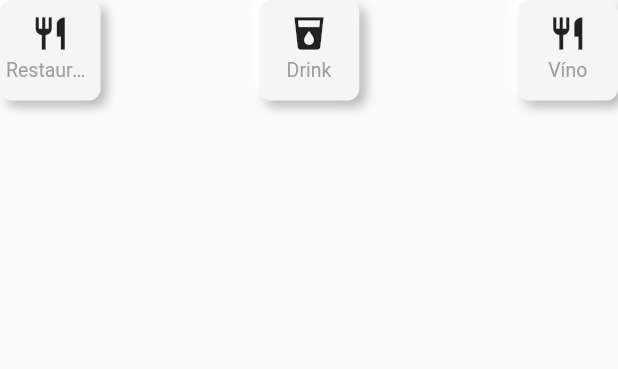
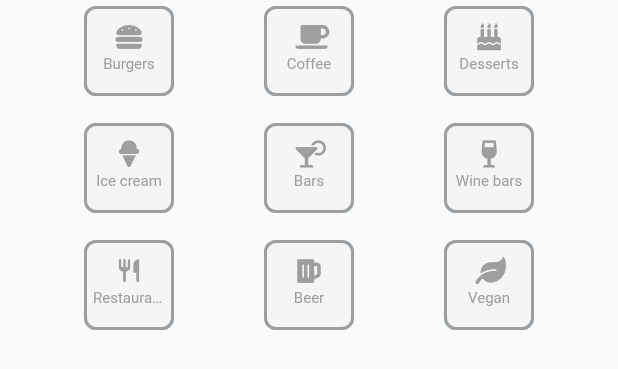
Before and after one commit to vaclavskorpil/geosocial, a Flutter app: the Categories widget shown alone on an empty page, opened directly, on a phone screen of 412 x 824 dp. Shown: the top 369 px of the screen. Run offline on Flutter 3.47's test engine with Material 2 defaults, Android fonts, the phone set to English and light mode, and no system bars; our stand-ins replace auto_route, bloc, connectivity, dartz, dio, equatable and 14 more; missing offline and left inert: artemis, gql, gql_dio_link; accounts and stored records are empty; generated files the repository leaves out were written again; statements that could not run were skipped.

Commit message:
Feat: changed filter category card, added categories, added use my location toggle button

```diff
--- a/lib/common/constants/dimens.dart
+++ b/lib/common/constants/dimens.dart
@@ -1,4 +1,3 @@
-
 class Dimens {
   Dimens._();
 
@@ -13,9 +12,9 @@ class Dimens {
   static const inputFieldHeight = 40.0;
   static const inputFieldTrailingIconPaddingRight = 40.0;
 
-  static const iconSizeSmall = 16.0;
+  static const iconSizeSmall = 18.0;
   static const iconSizeNormal = 24.0;
 
   static const textFontSizeNormal = 16.0;
-  static const textFontSizeSmall = 12.0;
+  static const textFontSizeSmall = 10.0;
 }
--- a/lib/data_layer/entities/filter_dto.dart
+++ b/lib/data_layer/entities/filter_dto.dart
@@ -43,7 +43,7 @@ abstract class FilterDTO with _$FilterDTO {
   String categoriesString() {
     var result = "";
     categories.forEach((element) {
-      result = "$result, ${element.title}";
+      result = "$result, ${element.alias}";
     });
     return result;
   }
--- a/lib/presentation/detail/business_detail_page.dart
+++ b/lib/presentation/detail/business_detail_page.dart
@@ -15,6 +15,7 @@ class BusinessDetailPage extends StatelessWidget {
 
   Widget _handleServerFailure(ServerFailure failure) {
     final text = failure.when(
+      noPoiFound: () => "",
       serverError: () => "Opps. Somthing went wrong",
       noInternetConnection: () => "You do not have internet connection",
     );
--- a/lib/presentation/filter/category_card.dart
+++ b/lib/presentation/filter/category_card.dart
@@ -3,37 +3,43 @@ import 'package:flutter_bloc/flutter_bloc.dart';
 import 'package:geosocial/common/constants/dimens.dart';
 import 'package:geosocial/data_layer/entities/category.dart';
 import 'package:geosocial/domain/fitler/filter_cubit.dart';
-
-import 'neoumorphic_toggle_button.dart';
+import 'package:geosocial/presentation/styled_widgets/styled_togleable_card.dart';
 
 class CategoryCard extends StatelessWidget {
-  final _size = 67.0;
-  final Category _category;
-  final IconData _icon;
+  final _size = 60.0;
+  final Category category;
+  final IconData icon;
   final key = UniqueKey();
-  CategoryCard(this._category, this._icon);
+  CategoryCard({
+    @required this.category,
+    @required this.icon,
+  });
+
+  Widget content({double animation, Color color}) {
+    return TextAndIcon(
+      color: color,
+      animation: animation,
+      icon: icon,
+      text: category.title,
+    );
+  }
 
   @override
   Widget build(BuildContext context) {
-    return Builder(
-      builder: (context) {
-        final isToggled = context.select((FilterCubit cubit) =>
-            cubit.state.filter.categories.contains(_category));
-        return NeumorphicToggleButton(
-          key: key,
+    return BlocBuilder<FilterCubit, FilterState>(
+      builder: (context, state) {
+        final isToggled = state.filter.categories.contains(category);
+
+        return BlueToggleableCard(
           size: _size,
-          content: (double elevation, double negativeElevation) => TextAndIcon(
-              icon: _icon,
-              shadowBlurAnimation: elevation,
-              innerShadowAnimation: negativeElevation,
-              category: _category),
-          toggled: isToggled,
+          content: content,
+          isToggled: isToggled,
           onPressed: (isToggled) {
             var filterCubit = context.read<FilterCubit>();
             if (isToggled) {
-              filterCubit.removeCategory(_category);
+              filterCubit.removeCategory(category);
             } else {
-              filterCubit.addCategory(_category);
+              filterCubit.addCategory(category);
             }
           },
         );
@@ -45,20 +51,16 @@ class CategoryCard extends StatelessWidget {
 class TextAndIcon extends StatelessWidget {
   const TextAndIcon({
     Key key,
-    @required IconData icon,
-    @required double shadowBlurAnimation,
-    @required double innerShadowAnimation,
-    @required Category category,
-  })  : _icon = icon,
-        _shadowBlurAnimation = shadowBlurAnimation,
-        _innerShadowAnimation = innerShadowAnimation,
-        _category = category,
-        super(key: key);
+    @required  this.icon,
+    @required  this.animation,
+    @required  this.color,
+    @required  this.text,
+  }) : super(key: key);
 
-  final IconData _icon;
-  final double _shadowBlurAnimation;
-  final double _innerShadowAnimation;
-  final Category _category;
+  final IconData icon;
+  final double animation;
+  final Color color;
+  final String text;
 
   @override
   Widget build(BuildContext context) {
@@ -66,22 +68,19 @@ class TextAndIcon extends StatelessWidget {
       mainAxisAlignment: MainAxisAlignment.center,
       children: [
         Icon(
-          _icon,
-          size: Dimens.iconSizeNormal +
-              2 * _shadowBlurAnimation -
-              2 * _innerShadowAnimation,
+          icon,
+          size: Dimens.iconSizeSmall + animation * 7,
+          color: color,
         ),
         Padding(
           padding: const EdgeInsets.all(4.0),
           child: Text(
-            _category.title,
+            text,
             maxLines: 1,
             overflow: TextOverflow.ellipsis,
             style: TextStyle(
-              fontSize: Dimens.textFontSizeSmall +
-                  _shadowBlurAnimation -
-                  _innerShadowAnimation,
-            ),
+                fontSize: Dimens.textFontSizeSmall + animation * 3,
+                color: color),
           ),
         ),
       ],
--- a/lib/presentation/filter/filter_dialog.dart
+++ b/lib/presentation/filter/filter_dialog.dart
@@ -8,20 +8,21 @@ import 'package:geosocial/domain/fitler/filter_cubit.dart';
 import 'package:geosocial/domain/poi/poi_cubit.dart';
 
 import 'package:geosocial/presentation/filter/category_card.dart';
+import 'package:geosocial/presentation/filter/use_my_location.dart';
 import 'package:geosocial/presentation/styled_widgets/styled_outlined_button.dart';
 import 'package:geosocial/presentation/styled_widgets/styled_snackbar.dart';
 import 'package:geosocial/presentation/styled_widgets/styled_textfield.dart';
 
 import 'package:geosocial/presentation/theme/my_colors.dart';
 import 'package:vibration/vibration.dart';
+import 'package:font_awesome_flutter/font_awesome_flutter.dart';
 
 class FilterDialog extends StatelessWidget {
-  final inputFieldPadding = const EdgeInsets.fromLTRB(
-      0, Dimens.paddingDefault, 0, Dimens.paddingDefault);
-
   @override
   Widget build(BuildContext context) {
     return Dialog(
+      clipBehavior: Clip.none,
+      shape: RoundedRectangleBorder(borderRadius: BorderRadius.circular(16)),
       child: BlocProvider<FilterCubit>(
         create: (context) => injector<FilterCubit>(),
         child: MultiBlocListener(
@@ -88,6 +89,7 @@ class LocationInput extends StatelessWidget {
     return Stack(
       children: [
         Row(
+          crossAxisAlignment: CrossAxisAlignment.start,
           children: [
             Expanded(
               child: Builder(
@@ -114,18 +116,7 @@ class LocationInput extends StatelessWidget {
               ),
             ),
             const SizedBox(width: 10),
-            Builder(
-              builder: (context) {
-                var isLocationSelected = context.select(
-                    (FilterCubit cubit) => cubit.state.filter.useMyLocation);
-                //todo remve checkbox and put here togleable button
-                return Checkbox(
-                    value: isLocationSelected,
-                    onChanged: (value) {
-                      context.read<FilterCubit>()..useMyLocation(value);
-                    });
-              },
-            ),
+            UseMyLocationCard(),
           ],
         ),
         Positioned(
@@ -261,58 +252,58 @@ class Categories extends StatelessWidget {
     return Column(
       children: [
         Row(
-          mainAxisAlignment: MainAxisAlignment.spaceBetween,
+          mainAxisAlignment: MainAxisAlignment.spaceEvenly,
           children: [
             CategoryCard(
-              Category("Restaurace", "rest"),
-              Icons.restaurant,
+              category: Category("Burgers", "burgers"),
+              icon: FontAwesomeIcons.hamburger,
             ),
             CategoryCard(
-              Category("Drink", "rest"),
-              Icons.local_drink,
+              category: Category("Coffee", "coffee"),
+              icon: FontAwesomeIcons.coffee,
             ),
             CategoryCard(
-              Category("Víno", "rest"),
-              Icons.restaurant,
+              category: Category("Desserts", "deserts"),
+              icon: FontAwesomeIcons.birthdayCake,
             ),
           ],
         ),
         const SizedBox(height: 10),
-        // Row(
-        //   mainAxisAlignment: MainAxisAlignment.spaceBetween,
-        //   children: [
-        //     CategoryCard(
-        //       Category("Restaurace", "rest"),
-        //       Icons.restaurant,
-        //     ),
-        //     CategoryCard(
-        //       Category("Drink", "rest"),
-        //       Icons.local_drink,
-        //     ),
-        //     CategoryCard(
-        //       Category("Víno", "rest"),
-        //       Icons.restaurant,
-        //     ),
-        //   ],
-        // ),
-        // const SizedBox(height: 10),
-        // Row(
-        //   mainAxisAlignment: MainAxisAlignment.spaceBetween,
-        //   children: [
-        //     CategoryCard(
-        //       Category("Restaurace", "rest"),
-        //       Icons.restaurant,
-        //     ),
-        //     CategoryCard(
-        //       Category("Drink", "rest"),
-        //       Icons.local_drink,
-        //     ),
-        //     CategoryCard(
-        //       Category("Víno", "rest"),
-        //       Icons.restaurant,
-        //     ),
-        //   ],
-        // )
+        Row(
+          mainAxisAlignment: MainAxisAlignment.spaceEvenly,
+          children: [
+            CategoryCard(
+              category: Category("Ice cream", "icecream"),
+              icon: FontAwesomeIcons.iceCream,
+            ),
+            CategoryCard(
+              category: Category("Bars", "bars"),
+              icon: FontAwesomeIcons.cocktail,
+            ),
+            CategoryCard(
+              category: Category("Wine bars", "winebars"),
+              icon: FontAwesomeIcons.wineGlassAlt,
+            ),
+          ],
+        ),
+        const SizedBox(height: 10),
+        Row(
+          mainAxisAlignment: MainAxisAlignment.spaceEvenly,
+          children: [
+            CategoryCard(
+              category: Category("Restaurants", "restaurants"),
+              icon: Icons.restaurant,
+            ),
+            CategoryCard(
+              category: Category("Beer", "beergarden"),
+              icon: FontAwesomeIcons.beer,
+            ),
+            CategoryCard(
+              category: Category("Vegan", "vegan"),
+              icon: FontAwesomeIcons.leaf,
+            ),
+          ],
+        ),
       ],
     );
   }
--- a/lib/presentation/filter/neoumorphic_toggle_button.dart
+++ /dev/null
@@ -1,230 +0,0 @@
-import 'package:flutter/material.dart';
-import 'package:geosocial/common/constants/dimens.dart';
-import 'package:geosocial/presentation/theme/my_colors.dart';
-
-typedef Widget NeumorficAnimatedWidget(
-    double elevation, double negativeElevation);
-
-class NeumorphicToggleButton extends StatefulWidget {
-  final double size;
-  final NeumorficAnimatedWidget content;
-  final bool toggled;
-  final Function(bool) onPressed;
-
-
-
-  NeumorphicToggleButton(
-    {Key key, this.size, this.content, this.toggled, this.onPressed,})
-      : super(key: key);
-
-  @override
-  _NeumorphicToggleButtonState createState() =>
-      _NeumorphicToggleButtonState(size, content, this.toggled, this.onPressed);
-}
-
-class _NeumorphicToggleButtonState extends State<NeumorphicToggleButton>
-    with SingleTickerProviderStateMixin {
-  final double _size;
-  final NeumorficAnimatedWidget _content;
-  _NeumorphicToggleButtonState(
-      this._size, this._content, this._isToggled, this._onPressed);
-
-  bool _isToggled;
-  final Function _onPressed;
-
-  AnimationController _controller;
-  Animation _shadowBlurAnimation;
-  Animation _innerShadowAnimation;
-  Animation _colorAnimation;
-  Animation _colorWhiteAnimation;
-  static const Curve _curve = Curves.easeInCubic;
-
-  @override
-  void initState() {
-    super.initState();
-    _controller = AnimationController(
-      duration: Duration(milliseconds: 250),
-      vsync: this,
-    );
-
-    _initAnimations();
-
-     _isToggled ? _controller.forward() : _controller.reverse();
-
-  }
-
-  @override
-  Widget build(BuildContext context) {
-    return GestureDetector(
-      onTap: () {
-        !_isToggled ? _controller.forward() : _controller.reverse();
-        _onPressed(_isToggled);
-        _isToggled = !_isToggled;
-      },
-      child: AnimatedBuilder(
-        animation: _controller,
-        builder: (context, child) => Stack(
-          alignment: Alignment.center,
-          children: [
-            if (_shadowBlurAnimation.value > 0.1)
-              _OuterShadow(
-                  size: _size, shadowBlurAnimation: _shadowBlurAnimation),
-            if (_innerShadowAnimation.value > 0.0)
-              _InnerShadow(
-                  size: _size,
-                  colorAnimation: _colorAnimation,
-                  colorWhiteAnimation: _colorWhiteAnimation),
-            Container(
-              width: _size,
-              height: _size,
-              child: _content(
-                  _shadowBlurAnimation.value, _innerShadowAnimation.value),
-            )
-          ],
-        ),
-      ),
-    );
-  }
-
-
-
-  void _initAnimations() {
-    _shadowBlurAnimation =
-        Tween<double>(begin: 1.0, end: 0.0).animate(CurvedAnimation(
-      parent: _controller,
-      curve: const Interval(
-        0,
-        0.5,
-        curve: _curve,
-      ),
-    ));
-
-    _innerShadowAnimation =
-        Tween<double>(begin: 0, end: 1.0).animate(CurvedAnimation(
-      parent: _controller,
-      curve: Interval(
-        0.5,
-        1,
-        curve: _curve.flipped,
-      ),
-    ));
-
-    _colorAnimation =
-        ColorTween(begin: MyColors.backgroundWhite, end: Colors.grey.shade400)
-            .animate(CurvedAnimation(
-      parent: _controller,
-      curve: Interval(
-        0.5,
-        1,
-        curve: _curve.flipped,
-      ),
-    ));
-
-    _colorWhiteAnimation =
-        ColorTween(begin: MyColors.backgroundWhite, end: Colors.white)
-            .animate(CurvedAnimation(
-      parent: _controller,
-      curve: Interval(
-        0.5,
-        1,
-        curve: _curve.flipped,
-      ),
-    ));
-  }
-}
-
-class _OuterShadow extends StatelessWidget {
-  const _OuterShadow({
-    Key key,
-    @required double size,
-    @required Animation shadowBlurAnimation,
-  })  : _size = size,
-        _shadowBlurAnimation = shadowBlurAnimation,
-        super(key: key);
-
-  final double _size;
-  final Animation _shadowBlurAnimation;
-
-  @override
-  Widget build(BuildContext context) {
-    return Container(
-      width: _size,
-      height: _size,
-      decoration: BoxDecoration(
-        color: MyColors.backgroundWhite,
-        borderRadius: const BorderRadius.all(
-          const Radius.circular(8.0),
-        ),
-        boxShadow: [
-          BoxShadow(
-            color: Colors.black26,
-            blurRadius: 5 * _shadowBlurAnimation.value,
-            spreadRadius: 0 * _shadowBlurAnimation.value,
-            offset: Offset(
-              4 * _shadowBlurAnimation.value,
-              4 * _shadowBlurAnimation.value,
-            ),
-          ),
-          BoxShadow(
-            color: Colors.white,
-            blurRadius: 5 * _shadowBlurAnimation.value,
-            spreadRadius: 0 * _shadowBlurAnimation.value,
-            offset: -Offset(
-              4 * _shadowBlurAnimation.value,
-              4 * _shadowBlurAnimation.value,
-            ),
-          )
-        ],
-      ),
-    );
-  }
-}
-
-class _InnerShadow extends StatelessWidget {
-  const _InnerShadow({
-    Key key,
-    @required double size,
-    @required Animation colorAnimation,
-    @required Animation colorWhiteAnimation,
-  })  : _size = size,
-        _colorAnimation = colorAnimation,
-        _colorWhiteAnimation = colorWhiteAnimation,
-        super(key: key);
-
-  final double _size;
-  final Animation _colorAnimation;
-  final Animation _colorWhiteAnimation;
-
-  @override
-  Widget build(BuildContext context) {
-    return ClipRRect(
-      borderRadius: const BorderRadius.all(
-        const Radius.circular(Dimens.textFieldCornerRadius),
-      ),
-      child: Container(
-        width: _size,
-        height: _size,
-        decoration: BoxDecoration(
-          borderRadius: const BorderRadius.all(
-            const Radius.circular(Dimens.textFieldCornerRadius),
-          ),
-          boxShadow: [
-            BoxShadow(
-              color: _colorAnimation.value,
-              blurRadius: 3,
-              spreadRadius: 1,
-              offset: const Offset(0, 0),
-            ),
-            BoxShadow(
-              color: _colorWhiteAnimation.value,
-              blurRadius: 6,
-              offset: Offset(2.5, 2.5),
-            )
-          ],
-        ),
-      ),
-    );
-  }
-
-
-}
--- /dev/null
+++ b/lib/presentation/filter/use_my_location.dart
@@ -0,0 +1,38 @@
+import 'package:flutter/cupertino.dart';
+import 'package:flutter/material.dart';
+import 'package:flutter_bloc/flutter_bloc.dart';
+import 'package:geosocial/common/constants/dimens.dart';
+import 'package:geosocial/domain/fitler/filter_cubit.dart';
+import 'package:geosocial/presentation/styled_widgets/styled_togleable_card.dart';
+
+class UseMyLocationCard extends StatelessWidget {
+  final _size = 30.0;
+
+  Widget content({double animation, Color color}) {
+    return Icon(
+      Icons.my_location,
+      color: color,
+      size: Dimens.iconSizeSmall + animation * 5,
+    );
+  }
+
+  @override
+  Widget build(BuildContext context) {
+    return BlocBuilder<FilterCubit, FilterState>(
+      buildWhen: (old, current) =>
+          old.filter.useMyLocation != current.filter.useMyLocation,
+      builder: (context, state) {
+        return BlueToggleableCard(
+          borderWidth: 1,
+          size: _size,
+          content: content,
+          isToggled: state.filter.useMyLocation,
+          onPressed: (isToggled) {
+            var filterCubit = context.read<FilterCubit>();
+            filterCubit.useMyLocation(!isToggled);
+          },
+        );
+      },
+    );
+  }
+}
--- a/lib/presentation/home/home_page.dart
+++ b/lib/presentation/home/home_page.dart
@@ -13,6 +13,7 @@ class HomePage extends StatelessWidget {
       child: BlocProvider<POICubit>(
         create: (context) => injector<POICubit>(),
         child: Scaffold(
+          resizeToAvoidBottomInset: false,
           appBar: MyAppbar(),
           body: Stack(
             children: [
--- a/lib/presentation/map/map_page.dart
+++ b/lib/presentation/map/map_page.dart
@@ -71,6 +71,7 @@ class MapsPage extends StatelessWidget {
             listenWhen: _hasFailure,
             listener: _handleFailure,
             child: Stack(
+
               children: [
                 BlocConsumer<MapCubit, MapState>(
                     listenWhen: _cameraPositionChanged,
@@ -78,6 +79,7 @@ class MapsPage extends StatelessWidget {
                     buildWhen: (_, newState) => !newState.isLoading,
                     builder: (context, state) {
                       return GoogleMap(
+
                         mapType: MapType.normal,
                         initialCameraPosition: CameraPosition(
                           target: state.cameraPosition,
--- /dev/null
+++ b/lib/presentation/styled_widgets/styled_togleable_card.dart
@@ -0,0 +1,35 @@
+import 'package:flutter/material.dart';
+import 'package:geosocial/presentation/theme/my_colors.dart';
+import 'package:geosocial/presentation/widgets/toggleable_card.dart';
+
+class BlueToggleableCard extends StatelessWidget {
+  final double size;
+  final bool isToggled;
+  final Function(bool) onPressed;
+  final AnimatedCardContent content;
+  final double borderWidth;
+
+  BlueToggleableCard({
+    @required this.size,
+    @required this.content,
+    @required this.isToggled,
+    @required this.onPressed,
+    this.borderWidth = 2,
+  });
+  @override
+  Widget build(BuildContext context) {
+    return ToggleableCard(
+      key: key,
+      size: size,
+      isToggled: isToggled,
+      borderColor: Colors.grey,
+      startColor: MyColors.backgroundWhite,
+      endColor: Colors.blue,
+      startContentColor: Colors.grey,
+      endContentColor: Colors.white,
+      onPressed: onPressed,
+      content: content,
+      borderWidth: borderWidth,
+    );
+  }
+}
--- /dev/null
+++ b/lib/presentation/widgets/toggleable_card.dart
@@ -0,0 +1,190 @@
+import 'dart:isolate';
+
+import 'package:flutter/material.dart';
+import 'package:geosocial/common/constants/dimens.dart';
+import 'package:geosocial/presentation/theme/my_colors.dart';
+
+typedef Widget AnimatedCardContent({
+  @required double animation,
+  @required Color color,
+});
+
+class ToggleableCard extends StatefulWidget {
+  final double size;
+  final AnimatedCardContent content;
+  final bool isToggled;
+  final Function(bool) onPressed;
+  final Color startColor;
+  final Color endColor;
+
+  final Color startContentColor;
+  final Color endContentColor;
+  final Color borderColor;
+  final double borderWidth;
+  ToggleableCard({
+    Key key,
+    @required this.size,
+    @required this.startColor,
+    @required this.endColor,
+    @required this.startContentColor,
+    @required this.endContentColor,
+    @required this.content,
+    @required this.isToggled,
+    @required this.onPressed,
+    @required this.borderColor,
+    this.borderWidth = 2,
+  }) : super(key: key);
+
+  @override
+  _ToggleableCardState createState() => _ToggleableCardState(
+      size,
+      startColor,
+      endColor,
+      startContentColor,
+      endContentColor,
+      content,
+      isToggled,
+      onPressed,
+      borderColor,
+      borderWidth);
+}
+
+class _ToggleableCardState extends State<ToggleableCard>
+    with SingleTickerProviderStateMixin {
+  final double size;
+  final AnimatedCardContent content;
+  final Color startColor;
+  final Color endColor;
+
+  final Color startContentColor;
+  final Color endContentColor;
+
+  final Color borderColor;
+  final double borderWidth;
+
+  _ToggleableCardState(
+      this.size,
+      this.startColor,
+      this.endColor,
+      this.startContentColor,
+      this.endContentColor,
+      this.content,
+      this.isToggled,
+      this.onPressed,
+      this.borderColor,
+      this.borderWidth);
+
+  bool isToggled;
+  final Function onPressed;
+
+  AnimationController _controller;
+  Animation _shadowAndSizeAnimation;
+  Animation _colorCardAnimation;
+  Animation _colorContentAnimation;
+
+  double _sizeExpand = 8;
+
+  @override
+  void initState() {
+    super.initState();
+    _controller = AnimationController(
+      duration: Duration(milliseconds: 250),
+      vsync: this,
+    );
+
+    _initAnimations();
+
+    isToggled ? _controller.forward() : _controller.reverse();
+  }
+
+  @override
+  Widget build(BuildContext context) {
+    return GestureDetector(
+      onTap: () {
+        isToggled ? _controller.reverse() : _controller.forward();
+        onPressed(isToggled);
+        isToggled = !isToggled;
+      },
+      child: AnimatedBuilder(
+        animation: _controller,
+        builder: (context, child) => Stack(
+          alignment: Alignment.center,
+          children: [
+            Padding(
+              padding: EdgeInsets.all(_sizeExpand / 2 -
+                  _sizeExpand / 2 * _shadowAndSizeAnimation.value),
+              child: Container(
+                width: size + _sizeExpand * _shadowAndSizeAnimation.value,
+                height: size + _sizeExpand * _shadowAndSizeAnimation.value,
+                decoration: BoxDecoration(
+                    color: _colorCardAnimation.value,
+                    border: Border.all(
+                      color: borderColor,
+                      width: borderWidth -
+                          borderWidth * _shadowAndSizeAnimation.value,
+                    ),
+                    borderRadius: BorderRadius.circular(8.0),
+                    boxShadow: [
+                      BoxShadow(
+                          color: endColor.withOpacity(0.5),
+                          blurRadius: 7 * _shadowAndSizeAnimation.value,
+                          offset: Offset(
+                            2 * _shadowAndSizeAnimation.value,
+                            2 * _shadowAndSizeAnimation.value,
+                          )),
+                    ]),
+                child: content(
+                  animation: _shadowAndSizeAnimation.value,
+                  color: _colorContentAnimation.value,
+                ),
+              ),
+            )
+          ],
+        ),
+      ),
+    );
+  }
+
+  void _initAnimations() {
+    const Curve _curve = Curves.easeIn;
+
+    _shadowAndSizeAnimation = Tween<double>(begin: 0, end: 1.0).animate(
+      CurvedAnimation(
+        parent: _controller,
+        curve: const Interval(
+          0,
+          1,
+          curve: _curve,
+        ),
+      ),
+    );
+
+    _colorCardAnimation = ColorTween(
+      begin: startColor,
+      end: endColor,
+    ).animate(
+      CurvedAnimation(
+        parent: _controller,
+        curve: Interval(
+          0,
+          1,
+          curve: _curve,
+        ),
+      ),
+    );
+
+    _colorContentAnimation = ColorTween(
+      begin: startContentColor,
+      end: endContentColor,
+    ).animate(
+      CurvedAnimation(
+        parent: _controller,
+        curve: Interval(
+          0.0,
+          1,
+          curve: _curve,
+        ),
+      ),
+    );
+  }
+}
--- a/pubspec.yaml
+++ b/pubspec.yaml
@@ -46,7 +46,7 @@ dependencies:
   connectivity: ^3.0.3
   # UI
   google_fonts: any
-
+  font_awesome_flutter: ^9.0.0
   dartz: ^0.9.2
 
   # graphql_flutter: ^4.0.0
```
Also changed, not shown: pubspec.lock.
